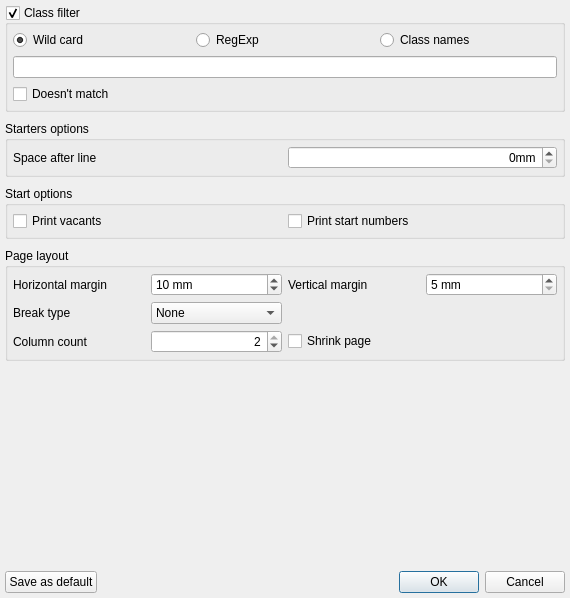
Before: the Qt Designer form libquickevent/libquickeventgui/src/reportoptionsdialog.ui in Quick-Event/quickbox, drawn with Qt 5.
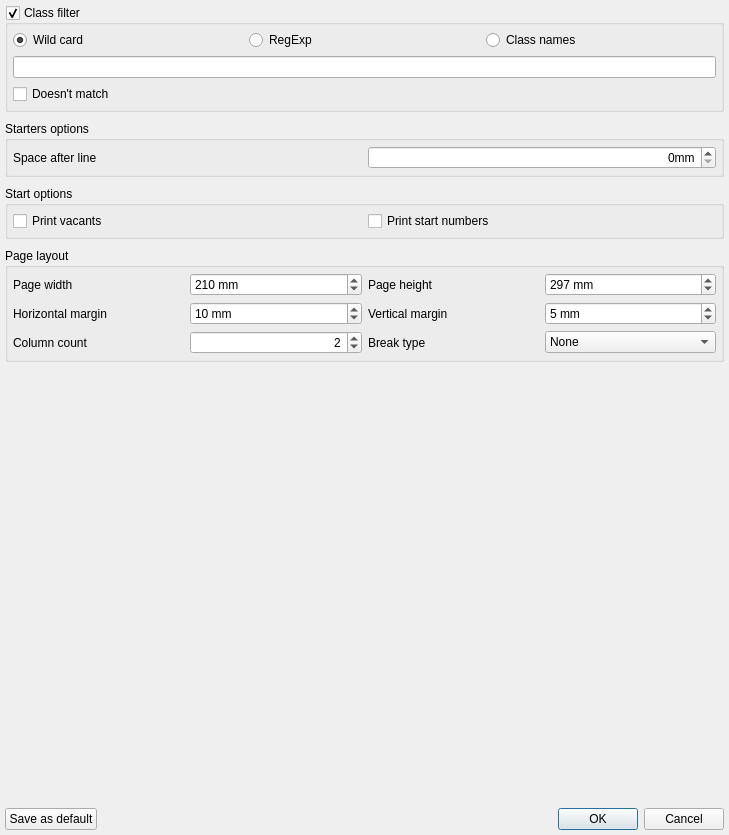
After: the same form once the commit is applied.

Diff of the .ui file:
```diff
--- a/libquickevent/libquickeventgui/src/reportoptionsdialog.ui
+++ b/libquickevent/libquickeventgui/src/reportoptionsdialog.ui
@@ -6,8 +6,8 @@
    <rect>
     <x>0</x>
     <y>0</y>
-    <width>570</width>
-    <height>598</height>
+    <width>729</width>
+    <height>835</height>
    </rect>
   </property>
   <property name="windowTitle">
@@ -194,78 +194,19 @@
        <number>5</number>
       </property>
       <item row="1" column="0">
-       <widget class="QLabel" name="label">
-        <property name="text">
-         <string>Break type</string>
-        </property>
-       </widget>
-      </item>
-      <item row="2" column="2" colspan="2">
-       <widget class="QCheckBox" name="chkShirinkPageWidthToColumnCount">
-        <property name="toolTip">
-         <string>Shrink page width to column count</string>
-        </property>
-        <property name="text">
-         <string>Shrink page</string>
-        </property>
-       </widget>
-      </item>
-      <item row="1" column="1">
-       <widget class="QComboBox" name="cbxBreakAfterClassType">
-        <item>
-         <property name="text">
-          <string>None</string>
-         </property>
-        </item>
-        <item>
-         <property name="text">
-          <string>Column</string>
-         </property>
-        </item>
-        <item>
-         <property name="text">
-          <string>Page</string>
-         </property>
-        </item>
-       </widget>
-      </item>
-      <item row="2" column="1">
-       <widget class="QSpinBox" name="edColumnCount">
-        <property name="alignment">
-         <set>Qt::AlignRight|Qt::AlignTrailing|Qt::AlignVCenter</set>
-        </property>
-        <property name="minimum">
-         <number>1</number>
-        </property>
-        <property name="maximum">
-         <number>2</number>
-        </property>
-        <property name="value">
-         <number>2</number>
-        </property>
-       </widget>
-      </item>
-      <item row="2" column="0">
-       <widget class="QLabel" name="label_3">
-        <property name="text">
-         <string>Column count</string>
-        </property>
-       </widget>
-      </item>
-      <item row="0" column="0">
        <widget class="QLabel" name="label_5">
         <property name="text">
          <string>Horizontal margin</string>
         </property>
        </widget>
       </item>
-      <item row="0" column="1">
+      <item row="1" column="1">
        <widget class="QSpinBox" name="edHorizontalMargin">
         <property name="suffix">
          <string> mm</string>
         </property>
         <property name="minimum">
-         <number>5</number>
+         <number>1</number>
         </property>
         <property name="singleStep">
          <number>5</number>
@@ -275,20 +216,43 @@
         </property>
        </widget>
       </item>
-      <item row="0" column="2">
+      <item row="3" column="1">
+       <widget class="QSpinBox" name="edColumnCount">
+        <property name="alignment">
+         <set>Qt::AlignRight|Qt::AlignTrailing|Qt::AlignVCenter</set>
+        </property>
+        <property name="minimum">
+         <number>1</number>
+        </property>
+        <property name="maximum">
+         <number>3</number>
+        </property>
+        <property name="value">
+         <number>2</number>
+        </property>
+       </widget>
+      </item>
+      <item row="3" column="0">
+       <widget class="QLabel" name="label_3">
+        <property name="text">
+         <string>Column count</string>
+        </property>
+       </widget>
+      </item>
+      <item row="1" column="2">
        <widget class="QLabel" name="label_4">
         <property name="text">
          <string>Vertical margin</string>
         </property>
        </widget>
       </item>
-      <item row="0" column="3">
+      <item row="1" column="3">
        <widget class="QSpinBox" name="edVerticalMargin">
         <property name="suffix">
          <string> mm</string>
         </property>
         <property name="minimum">
-         <number>5</number>
+         <number>1</number>
         </property>
         <property name="singleStep">
          <number>5</number>
@@ -298,6 +262,84 @@
         </property>
        </widget>
       </item>
+      <item row="0" column="0">
+       <widget class="QLabel" name="label_6">
+        <property name="text">
+         <string>Page width</string>
+        </property>
+       </widget>
+      </item>
+      <item row="0" column="1">
+       <widget class="QSpinBox" name="edPageWidth">
+        <property name="suffix">
+         <string> mm</string>
+        </property>
+        <property name="minimum">
+         <number>1</number>
+        </property>
+        <property name="maximum">
+         <number>9999999</number>
+        </property>
+        <property name="singleStep">
+         <number>1</number>
+        </property>
+        <property name="value">
+         <number>210</number>
+        </property>
+       </widget>
+      </item>
+      <item row="0" column="2">
+       <widget class="QLabel" name="label_7">
+        <property name="text">
+         <string>Page height</string>
+        </property>
+       </widget>
+      </item>
+      <item row="0" column="3">
+       <widget class="QSpinBox" name="edPageHeight">
+        <property name="suffix">
+         <string> mm</string>
+        </property>
+        <property name="minimum">
+         <number>1</number>
+        </property>
+        <property name="maximum">
+         <number>999999</number>
+        </property>
+        <property name="singleStep">
+         <number>1</number>
+        </property>
+        <property name="value">
+         <number>297</number>
+        </property>
+       </widget>
+      </item>
+      <item row="3" column="2">
+       <widget class="QLabel" name="label">
+        <property name="text">
+         <string>Break type</string>
+        </property>
+       </widget>
+      </item>
+      <item row="3" column="3">
+       <widget class="QComboBox" name="cbxBreakAfterClassType">
+        <item>
+         <property name="text">
+          <string>None</string>
+         </property>
+        </item>
+        <item>
+         <property name="text">
+          <string>Column</string>
+         </property>
+        </item>
+        <item>
+         <property name="text">
+          <string>Page</string>
+         </property>
+        </item>
+       </widget>
+      </item>
      </layout>
     </widget>
    </item>
```
Left out of the diff: 6 changed lines with no effect on the pictures.
